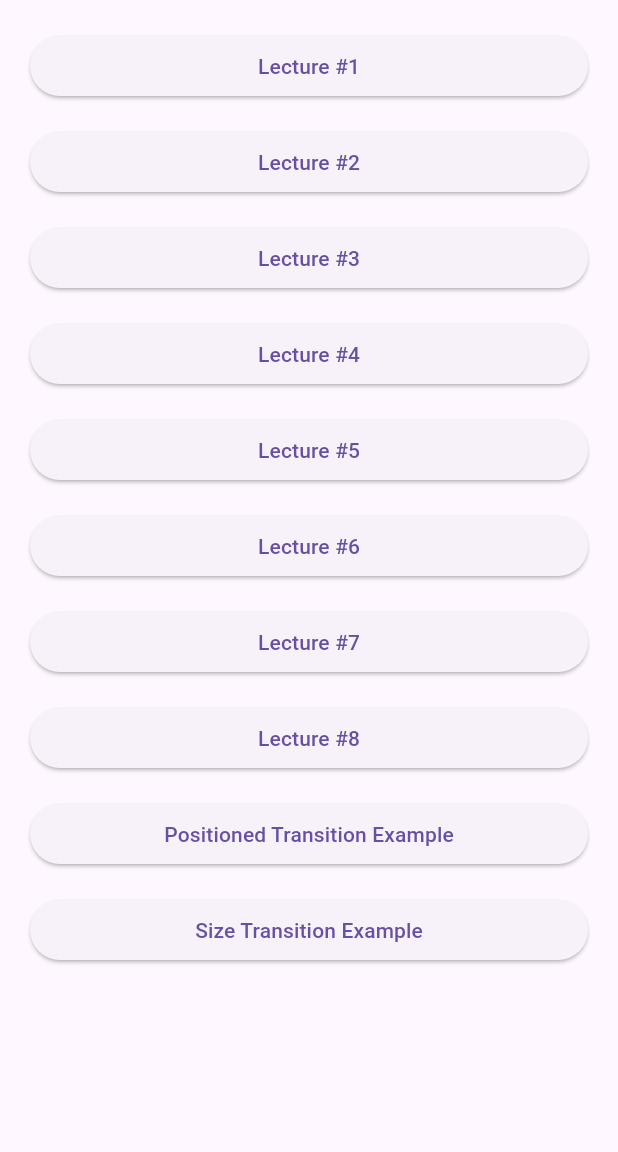
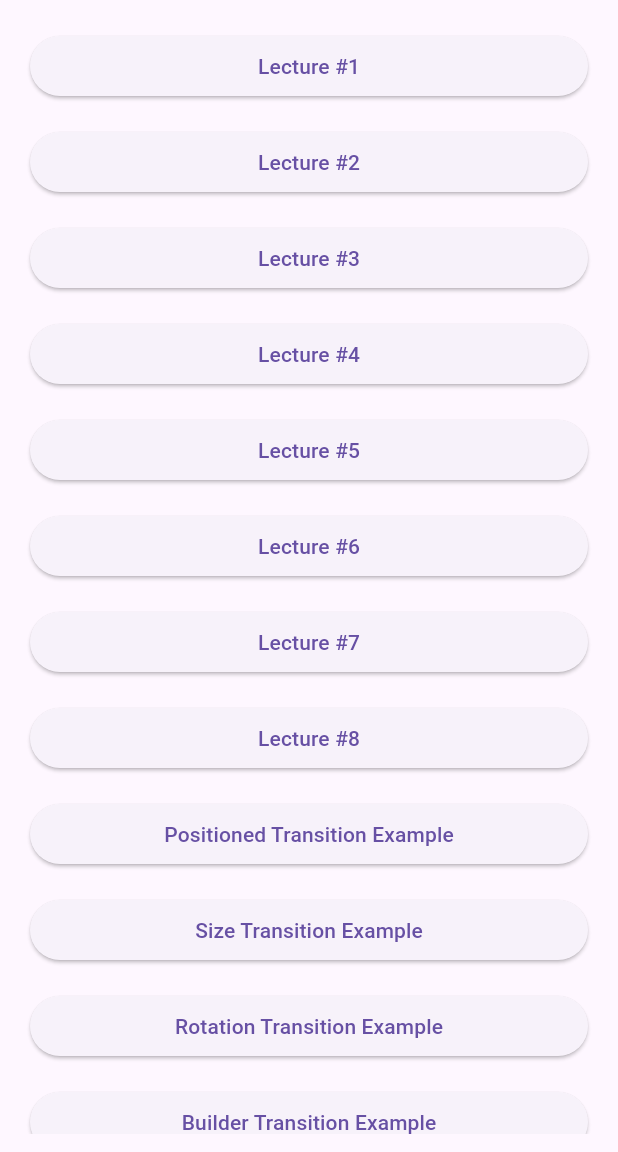
Before and after one commit to Ou319/flutter-animations-zero-to-hero, a Flutter app: the screen it shows after launch, on a phone screen of 412 x 824 dp, the part 84-1236 px from its top. Run offline on Flutter 3.47's test engine with Material 3 defaults, Android fonts, the phone set to English and light mode, and no system bars.

Commit message:
new animations

```diff
--- a/animation_core#1/animation_core1/lib/explicit_animation/Positionedtransitionexmple.dart
+++ b/animation_core#1/animation_core1/lib/explicit_animation/Positionedtransitionexmple.dart
@@ -48,6 +48,7 @@ class _PositionedtransitionexmpleState extends State<Positionedtransitionexmple>
 
   @override
   void dispose() {
+    super.dispose();
 
     _controller.dispose();
   }
--- a/animation_core#1/animation_core1/lib/main.dart
+++ b/animation_core#1/animation_core1/lib/main.dart
@@ -1,4 +1,7 @@
+import 'package:animation_core1/explicit_animation/Buildertransitionexmple.dart';
 import 'package:animation_core1/explicit_animation/Positionedtransitionexmple.dart';
+import 'package:animation_core1/explicit_animation/fadetransiationexmple.dart';
+import 'package:animation_core1/explicit_animation/rotitiontransationexmple.dart';
 import 'package:animation_core1/explicit_animation/sizeTransitionexcemple.dart';
 import 'package:animation_core1/luctures/lecture2.dart';
 import 'package:animation_core1/luctures/lecture3.dart';
@@ -162,6 +165,42 @@
                 child: const Text("Size Transition Example"),
               ),
             ),
+            Padding(
+              padding: const EdgeInsets.all(8.0),
+              child: ElevatedButton(
+                onPressed: () {
+                  Navigator.push(
+                    context,
+                    MaterialPageRoute(builder: (context) => const Rotitiontransationexmple()),
+                  );
+                },
+                child: const Text("Rotation Transition Example"),
+              ),
+            ),
+            Padding(
+              padding: const EdgeInsets.all(8.0),
+              child: ElevatedButton(
+                onPressed: () {
+                  Navigator.push(
+                    context,
+                    MaterialPageRoute(builder: (context) => const Buildertransitionexmple()),
+                  );
+                },
+                child: const Text("Builder Transition Example"),
+              ),
+            ),
+            Padding(
+              padding: const EdgeInsets.all(8.0),
+              child: ElevatedButton(
+                onPressed: () {
+                  Navigator.push(
+                    context,
+                    MaterialPageRoute(builder: (context) => const Fadetransiationexmple()),
+                  );
+                },
+                child: const Text("Fade transiation example"),
+              ),
+            ),
           ],
         ),
       ),
```
Also changed, not shown: animation_core#1/animation_core1/lib/explicit_animation/Buildertransitionexmple.dart (added, +38 -0 lines), animation_core#1/animation_core1/lib/explicit_animation/fadetransiationexmple.dart (added, +49 -0 lines), animation_core#1/animation_core1/lib/explicit_animation/rotitiontransationexmple.dart (added, +62 -0 lines).
